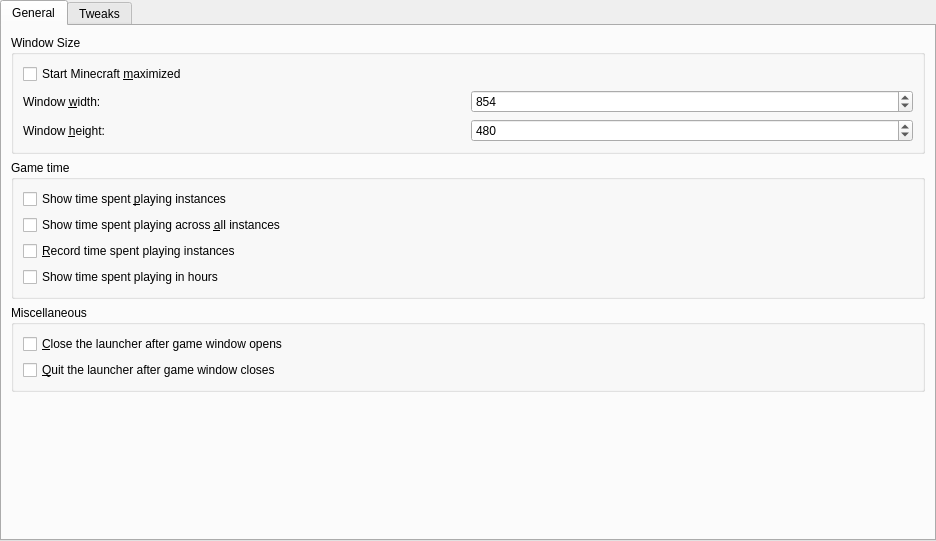
First picture: the form in launcher/ui/pages/global/MinecraftPage.ui, repository PrismLauncher/PrismLauncher, before the edit.
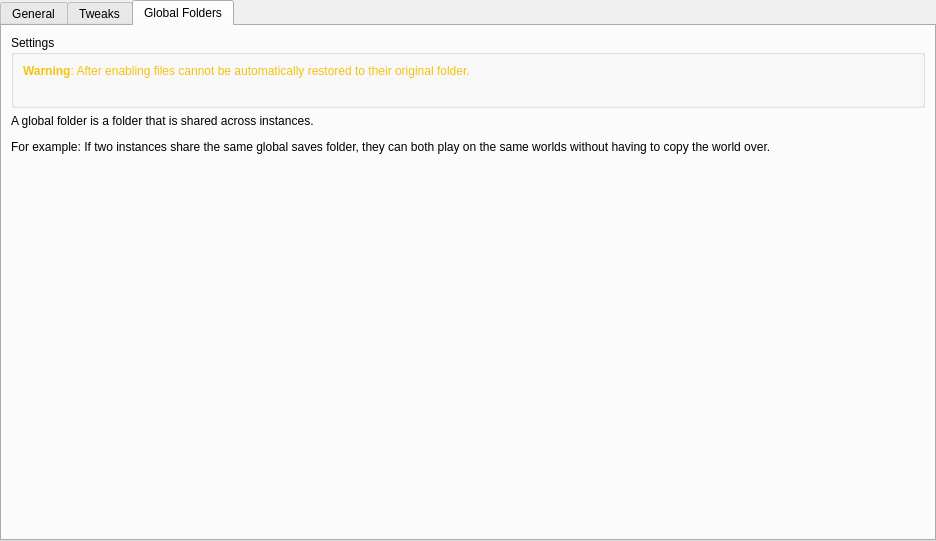
Second picture: the form after the edit. The open tabs and pages were chosen to show the change. Custom widgets are drawn as their Qt base class.

Commit message: Implement global overridable global-folders-settings

What changed in the file:
```diff
--- a/launcher/ui/pages/global/MinecraftPage.ui
+++ b/launcher/ui/pages/global/MinecraftPage.ui
@@ -337,10 +337,87 @@
        </item>
       </layout>
      </widget>
+     <widget class="QWidget" name="globalFoldersTab">
+      <property name="sizePolicy">
+       <sizepolicy hsizetype="Preferred" vsizetype="Preferred">
+        <horstretch>0</horstretch>
+        <verstretch>0</verstretch>
+       </sizepolicy>
+      </property>
+      <attribute name="title">
+       <string>Global Folders</string>
+      </attribute>
+      <layout class="QVBoxLayout" name="globalFoldersVerticalLayout">
+       <item>
+        <widget class="QGroupBox" name="globalFoldersGroupBox">
+         <property name="sizePolicy">
+          <sizepolicy hsizetype="Preferred" vsizetype="Preferred">
+           <horstretch>0</horstretch>
+           <verstretch>0</verstretch>
+          </sizepolicy>
+         </property>
+         <property name="title">
+          <string>Settings</string>
+         </property>
+         <property name="alignment">
+          <set>Qt::AlignmentFlag::AlignLeading|Qt::AlignmentFlag::AlignLeft|Qt::AlignmentFlag::AlignTop</set>
+         </property>
+         <layout class="QVBoxLayout" name="globalFoldersSettingsVerticalLayout">
+          <item>
+           <widget class="QLabel" name="globalFoldersWarning">
+            <property name="text">
+             <string>&lt;html&gt;&lt;head/&gt;&lt;body&gt;&lt;p&gt;&lt;span style=&quot; font-weight:600; color:#f5c211;&quot;&gt;Warning&lt;/span&gt;&lt;span style=&quot; color:#f5c211;&quot;&gt;: After enabling files cannot be automatically restored to their original folder.&lt;/span&gt;&lt;/p&gt;&lt;/body&gt;&lt;/html&gt;</string>
+            </property>
+           </widget>
+          </item>
+          <item>
+           <widget class="GlobalFolderWidget" name="globalScreenshotsFolder" native="true"/>
+          </item>
+          <item>
+           <widget class="GlobalFolderWidget" name="globalSavesFolder" native="true"/>
+          </item>
+          <item>
+           <widget class="GlobalFolderWidget" name="globalResourcePacksFolder" native="true"/>
+          </item>
+         </layout>
+        </widget>
+       </item>
+       <item>
+        <widget class="QLabel" name="globalFoldersLabel">
+         <property name="sizePolicy">
+          <sizepolicy hsizetype="Preferred" vsizetype="Preferred">
+           <horstretch>0</horstretch>
+           <verstretch>11</verstretch>
+          </sizepolicy>
+         </property>
+         <property name="text">
+          <string>&lt;html&gt;&lt;head/&gt;&lt;body&gt;&lt;p&gt;A global folder is a folder that is shared across instances.&lt;/p&gt;&lt;p&gt;For example: If two instances share the same global saves folder, they can both play on the same worlds without having to copy the world over.&lt;/p&gt;&lt;/body&gt;&lt;/html&gt;</string>
+         </property>
+         <property name="scaledContents">
+          <bool>false</bool>
+         </property>
+         <property name="alignment">
+          <set>Qt::AlignmentFlag::AlignLeading|Qt::AlignmentFlag::AlignLeft|Qt::AlignmentFlag::AlignTop</set>
+         </property>
+         <property name="wordWrap">
+          <bool>true</bool>
+         </property>
+        </widget>
+       </item>
+      </layout>
+     </widget>
     </widget>
    </item>
   </layout>
  </widget>
+ <customwidgets>
+  <customwidget>
+   <class>GlobalFolderWidget</class>
+   <extends>QWidget</extends>
+   <header>ui/widgets/GlobalFolderWidget.h</header>
+   <container>1</container>
+  </customwidget>
+ </customwidgets>
  <tabstops>
   <tabstop>maximizedCheckBox</tabstop>
   <tabstop>windowWidthSpinBox</tabstop>
```
The commit also changes 5 other files.
